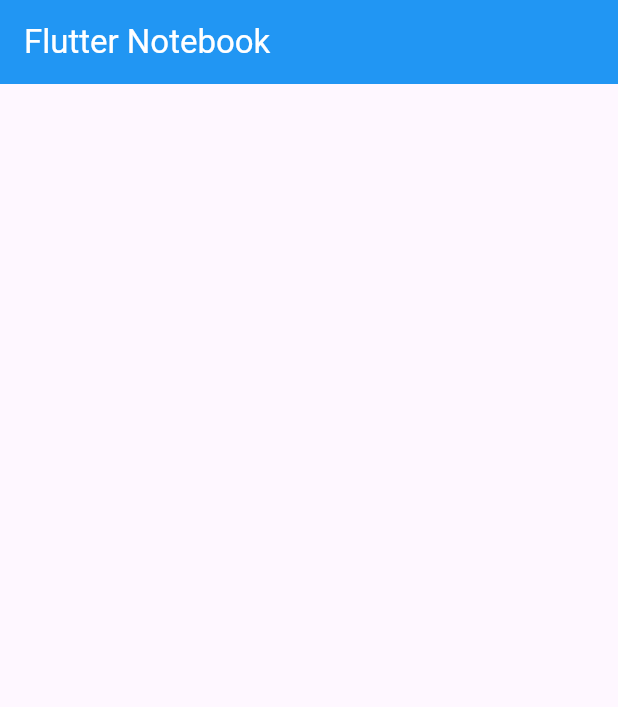
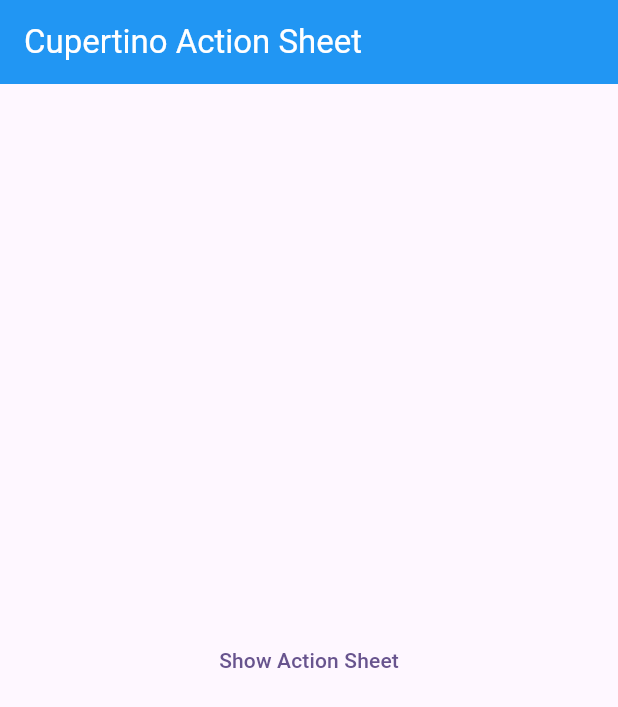
Before and after one commit to monir996/flutter-notebook, a Flutter app: the screen it shows after launch, on a phone screen of 412 x 824 dp. Shown: the top 707 px of the screen. Run offline on Flutter 3.47's test engine with Material 3 defaults, Android fonts, the phone set to English and light mode, and no system bars.

Commit message:
cupertino action sheet - initial

```diff
--- a/lib/home_screen.dart
+++ b/lib/home_screen.dart
@@ -1,3 +1,4 @@
+import 'package:flutter/cupertino.dart';
 import 'package:flutter/material.dart';
 
 class HomeScreen extends StatefulWidget {
@@ -8,14 +9,43 @@ class HomeScreen extends StatefulWidget {
 }
 
 class _HomeScreenState extends State<HomeScreen> {
+
   @override
   Widget build(BuildContext context) {
+
+    // ----------------------- CupertinoActionSheet Items ------------------
+    final action = CupertinoActionSheet(
+      title: Text("Which fruits do you like?"),
+      message: Text("Select the items you like:"),
+      actions: [
+        CupertinoActionSheetAction(onPressed: (){}, child: Text("Mango")),
+        CupertinoActionSheetAction(onPressed: (){}, child: Text("Apple")),
+        CupertinoActionSheetAction(onPressed: (){}, child: Text("Orange")),
+        CupertinoActionSheetAction(onPressed: (){}, child: Text("Lichi")),
+      ],
+      cancelButton: CupertinoActionSheetAction(
+          onPressed: (){Navigator.pop(context);},
+          child: Text("Cancel")
+      ),
+    );
+
+
     return Scaffold(
-      appBar: AppBar(title: Text("Flutter Notebook", style: TextStyle(color: Colors.white)), backgroundColor: Colors.blue),
+      appBar: AppBar(title: Text("Cupertino Action Sheet", style: TextStyle(color: Colors.white)), backgroundColor: Colors.blue),
 
-      // ----------------------- Main Branch  ==> Basic Structure ------------------
+      // ----------------------- Branch 43 ==> CupertinoActionSheet Widget ------------------
 
-      body: Center(),
+      body: Center(
+        child: TextButton(
+            onPressed: (){
+              showCupertinoModalPopup(
+                  context: context,
+                  builder: (context) => action
+              );
+            },
+            child: Text("Show Action Sheet")
+        ),
+      ),
     );
   }
 }
```
